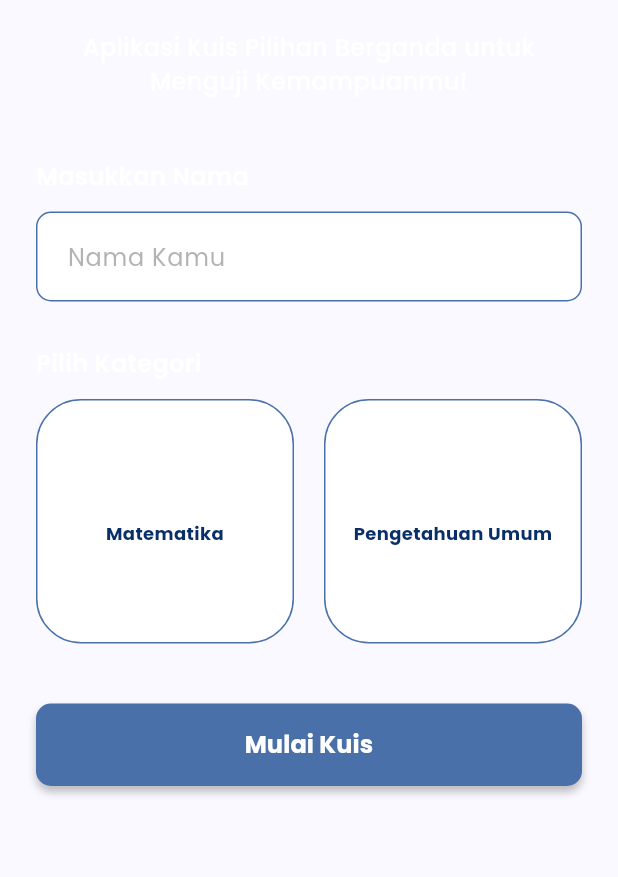
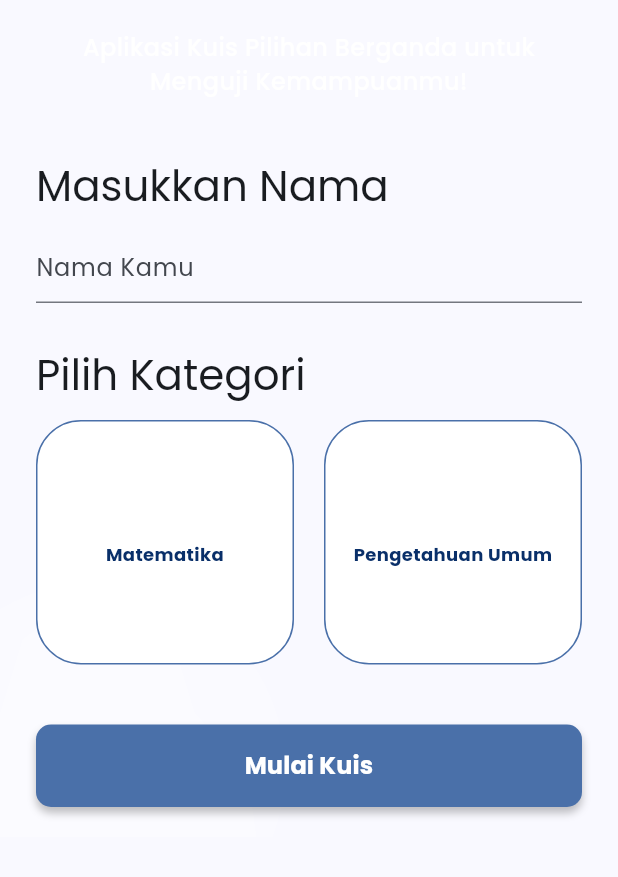
Before and after one commit to CantykaLaily-231401004/SmartQuiz, a Flutter app: the HomeScreen screen opened directly, on a phone screen of 412 x 824 dp, the part 237-1114 px from its top. Run offline on Flutter 3.47's test engine with Material 3 defaults, Android fonts, the light colour scheme and no system bars.

Commit message:
feat(home): enhance UI with background decorations and fix linting

```diff
--- a/lib/screens/home_screen.dart
+++ b/lib/screens/home_screen.dart
@@ -6,6 +6,7 @@ import '../widgets/gradient_background.dart';
 import '../widgets/theme_toggle.dart';
 import '../widgets/custom_button.dart';
 import '../widgets/category_card.dart';
+import '../widgets/blob_decoration.dart';
 
 class HomeScreen extends StatefulWidget {
   const HomeScreen({super.key});
@@ -48,11 +49,35 @@ class _HomeScreenState extends State<HomeScreen> {
 
   @override
   Widget build(BuildContext context) {
+    final isDarkMode = Theme.of(context).brightness == Brightness.dark;
+
     return Scaffold(
       body: GradientBackground(
         child: SafeArea(
           child: Stack(
             children: [
+              // Blob Decorations
+              Positioned(
+                top: -50,
+                right: -50,
+                child: BlobDecoration(
+                  size: 200,
+                  color: isDarkMode
+                      ? const Color.fromRGBO(33, 150, 243, 0.1) // Colors.blue
+                      : const Color.fromRGBO(255, 255, 255, 0.2), // Colors.white
+                ),
+              ),
+              Positioned(
+                bottom: -80,
+                left: -60,
+                child: BlobDecoration(
+                  size: 250,
+                  color: isDarkMode
+                      ? const Color.fromRGBO(63, 81, 181, 0.1) // Colors.indigo
+                      : const Color.fromRGBO(255, 255, 255, 0.15), // Colors.white
+                ),
+              ),
+
               SingleChildScrollView(
                 padding: const EdgeInsets.symmetric(horizontal: 24, vertical: 20),
                 child: Column(
@@ -62,9 +87,7 @@ class _HomeScreenState extends State<HomeScreen> {
                       alignment: Alignment.topRight,
                       child: ThemeToggle(),
                     ),
-
                     const SizedBox(height: 40),
-
                     Center(
                       child: Image.asset(
                         'assets/images/logo.png',
@@ -72,9 +95,7 @@ class _HomeScreenState extends State<HomeScreen> {
                         height: 50,
                       ),
                     ),
-
                     const SizedBox(height: 20),
-
                     const Center(
                       child: Text(
                         'Aplikasi Kuis Pilihan Berganda untuk Menguji Kemampuanmu!',
@@ -87,52 +108,23 @@ class _HomeScreenState extends State<HomeScreen> {
                         ),
                       ),
                     ),
-
                     const SizedBox(height: 40),
-
-                    const Text(
+                    Text(
                       'Masukkan Nama',
-                      style: TextStyle(
-                        color: Colors.white,
-                        fontSize: 16,
-                        fontFamily: 'Poppins',
-                        fontWeight: FontWeight.w600,
-                      ),
+                      style: Theme.of(context).textTheme.headlineMedium,
                     ),
-
                     const SizedBox(height: 12),
-
-                    Container(
-                      decoration: BoxDecoration(
-                        color: Colors.white,
-                        borderRadius: BorderRadius.circular(10),
-                        border: Border.all(color: const Color(0xFF4A70A9)),
-                      ),
-                      child: TextField(
-                        controller: _nameController,
-                        decoration: const InputDecoration(
-                          hintText: 'Nama Kamu',
-                          hintStyle: TextStyle(color: Color(0x7A616161), fontSize: 16, fontFamily: 'Poppins'),
-                          border: InputBorder.none,
-                          contentPadding: EdgeInsets.symmetric(horizontal: 20, vertical: 17),
-                        ),
-                      ),
+                    TextField(
+                      controller: _nameController,
+                      decoration: const InputDecoration(hintText: 'Nama Kamu'),
+                      style: Theme.of(context).textTheme.bodyLarge,
                     ),
-
                     const SizedBox(height: 30),
-
-                    const Text(
+                    Text(
                       'Pilih Kategori',
-                      style: TextStyle(
-                        color: Colors.white,
-                        fontSize: 16,
-                        fontFamily: 'Poppins',
-                        fontWeight: FontWeight.w600,
-                      ),
+                      style: Theme.of(context).textTheme.headlineMedium,
                     ),
-
                     const SizedBox(height: 12),
-
                     Row(
                       children: [
                         Expanded(
@@ -154,10 +146,7 @@ class _HomeScreenState extends State<HomeScreen> {
                         ),
                       ],
                     ),
-
-
                     const SizedBox(height: 40),
-
                     CustomButton(
                       text: 'Mulai Kuis',
                       onPressed: _startQuiz,
```
